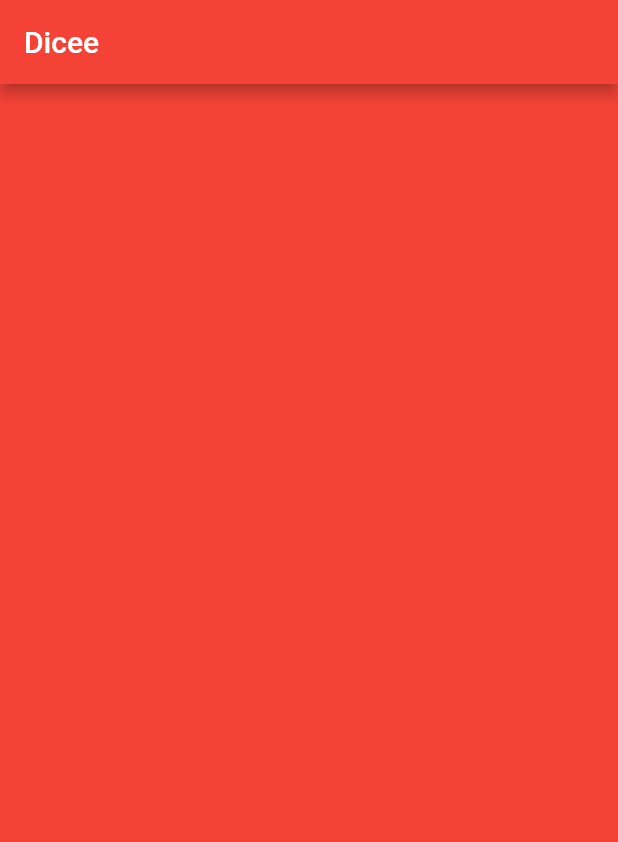
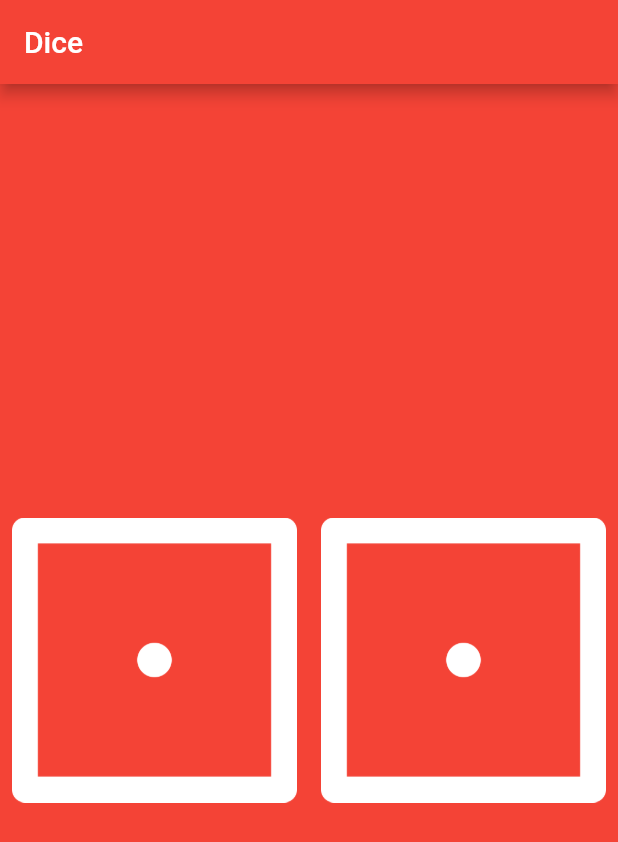
Before and after one commit to lqman104/Dice, a Flutter app: the screen it shows after launch, on a phone screen of 412 x 824 dp. Shown: the top 842 px of the screen. Run offline on Flutter 3.47's test engine with Material 2 defaults, Android fonts, the phone set to English and light mode, and no system bars.

Commit message:
feat: add state on the dice and separate to another func

```diff
--- a/lib/main.dart
+++ b/lib/main.dart
@@ -1,3 +1,5 @@
+import 'dart:math';
+
 import 'package:flutter/material.dart';
 
 void main() {
@@ -6,7 +8,7 @@ void main() {
       home: Scaffold(
         backgroundColor: Colors.red,
         appBar: AppBar(
-          title: Text('Dicee'),
+          title: Text('Dice'),
           backgroundColor: Colors.red,
         ),
         body: DicePage(),
@@ -15,9 +17,41 @@ void main() {
   );
 }
 
-class DicePage extends StatelessWidget {
+class DicePage extends StatefulWidget {
+  const DicePage({super.key});
+
+  @override
+  State<DicePage> createState() => _DicePageState();
+}
+
+class _DicePageState extends State<DicePage> {
+
+  int leftDiceState = 1;
+  int rightDiceState = 1;
+
   @override
   Widget build(BuildContext context) {
-    return Container();
+    return Center(
+      child: Row(
+        children: [
+          dice("images/dice$leftDiceState.png"),
+          dice("images/dice$rightDiceState.png")
+        ],
+      ),
+    );
+  }
+
+  Widget dice(String image) {
+    return Expanded(
+      child: TextButton(
+        child: Image.asset(image),
+        onPressed: () {
+          setState(() {
+            leftDiceState = Random().nextInt(6) + 1;
+            rightDiceState = Random().nextInt(6) + 1;
+          });
+        },
+      ),
+    );
   }
 }
```
